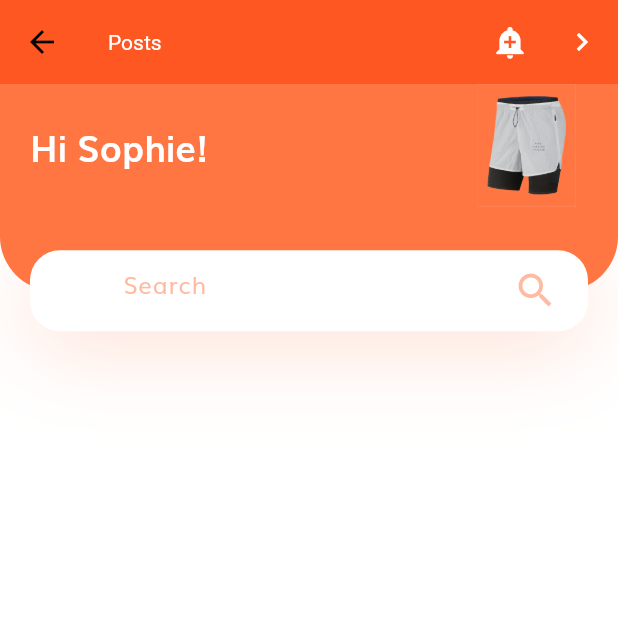
After one commit to johnyen220/FlutterWidgetExample, a Flutter app: the screen it shows after launch, after a tap on "Custom Widget Example", on a phone screen of 412 x 824 dp, the top half of it. The commit adds this screen. Run offline on Flutter 3.47's test engine with Material 3 defaults, Android fonts, the phone set to English and light mode, and no system bars.

Commit message:
Add Custom Widget

```diff
--- a/lib/constants.dart
+++ b/lib/constants.dart
@@ -2,6 +2,7 @@ import 'package:flutter/material.dart';
 
 const kPrimaryColor = Color(0xFFFF7643);
 const kPrimaryLightColor = Color(0xFFFFECDF);
+const double kDefaultPadding = 20.0;
 const kPrimaryGradientColor = LinearGradient(
   begin: Alignment.topLeft,
   end: Alignment.bottomRight,
--- /dev/null
+++ b/lib/screens/customwidget/CustomWidgetExample.dart
@@ -0,0 +1,72 @@
+import 'package:flutter/material.dart';
+import 'dart:convert';
+import 'package:http/http.dart' as http;
+import '../../models/Post.dart';
+import 'component/header_with_seachbox.dart';
+
+
+
+class CustomWidgetExample extends StatefulWidget {
+  static String routeName = "/customwidget";
+
+  const CustomWidgetExample({super.key});
+
+  @override
+  State<CustomWidgetExample> createState() => _CustomWidgetExampleState();
+}
+
+// homepage state
+class _CustomWidgetExampleState extends State<CustomWidgetExample> {
+
+  // build function
+  @override
+  Widget build(BuildContext context) {
+    Size size = MediaQuery.of(context).size;
+    return Scaffold(
+        appBar: AppBar(
+            title: const Text("Posts", style: TextStyle(color: Colors.white)),
+            actions: <Widget>[
+              IconButton(
+                icon: const Icon(Icons.add_alert),
+                onPressed: () {
+                  ScaffoldMessenger.of(context).showSnackBar(
+                      const SnackBar(content: Text('This is a snackbar')));
+                },
+                color: Colors.white,
+              ),
+              IconButton(
+                icon: const Icon(Icons.navigate_next),
+                tooltip: 'Go to the next page',
+                onPressed: () {
+                  Navigator.push(context, MaterialPageRoute<void>(
+                    builder: (BuildContext context) {
+                      return Scaffold(
+                        appBar: AppBar(
+                          title: const Text('Next page',
+                              style: TextStyle(color: Colors.white)),
+                        ),
+                        body: const Center(
+                          child: Text(
+                            'This is the next page',
+                            style: TextStyle(fontSize: 24),
+                          ),
+                        ),
+                      );
+                    },
+                  ));
+                },
+                color: Colors.white,
+              )
+            ]
+        ),
+        body: SingleChildScrollView(
+          child: Column(
+            crossAxisAlignment: CrossAxisAlignment.start,
+            children: <Widget> [
+              HeaderWithSearchBox(size: size),
+            ]
+          ),
+        )
+    );
+  }
+}
--- /dev/null
+++ b/lib/screens/customwidget/component/header_with_seachbox.dart
@@ -0,0 +1,99 @@
+import 'package:flutter/material.dart';
+
+import '../../../constants.dart';
+
+class HeaderWithSearchBox extends StatelessWidget {
+  const HeaderWithSearchBox({
+    super.key,
+    required this.size,
+  }) ;
+
+  final Size size;
+
+  @override
+  Widget build(BuildContext context) {
+    return Container(
+      margin: const EdgeInsets.only(bottom: kDefaultPadding * 2.5),
+      // It will cover 20% of our total height
+      height: size.height * 0.2,
+      child: Stack(
+        children: <Widget>[
+          Container(
+            padding: const EdgeInsets.only(
+              left: kDefaultPadding,
+              right: kDefaultPadding,
+              bottom: 36 + kDefaultPadding,
+            ),
+            height: size.height * 0.2 - 27,
+            decoration: const BoxDecoration(
+              color: kPrimaryColor,
+              borderRadius: BorderRadius.only(
+                bottomLeft: Radius.circular(36),
+                bottomRight: Radius.circular(36),
+              ),
+            ),
+            child: Row(
+              children: <Widget>[
+                Text(
+                  'Hi Sophie!',
+                  style: Theme.of(context).textTheme.headline5?.copyWith(
+                      color: Colors.white, fontWeight: FontWeight.bold),
+                ),
+                const Spacer(),
+
+                Image.asset("assets/images/Image Popular Product 2.png")
+              ],
+            ),
+          ),
+          Positioned(
+            bottom: 0,
+            left: 0,
+            right: 0,
+            child: Container(
+              alignment: Alignment.center,
+              margin: const EdgeInsets.symmetric(horizontal: kDefaultPadding),
+              padding: const EdgeInsets.symmetric(horizontal: kDefaultPadding),
+              height: 54,
+              decoration: BoxDecoration(
+                color: Colors.white,
+                borderRadius: BorderRadius.circular(20),
+                boxShadow: [
+                  BoxShadow(
+                    offset: const Offset(0, 10),
+                    blurRadius: 50,
+                    color: kPrimaryColor.withOpacity(0.23),
+                  ),
+                ],
+              ),
+              child: Row(
+                children: <Widget>[
+                  Expanded(
+                    child: TextField(
+                      onChanged: (value) {},
+                      decoration: InputDecoration(
+                        hintText: "Search",
+                        hintStyle: TextStyle(
+                          color: kPrimaryColor.withOpacity(0.5),
+                        ),
+                        enabledBorder: InputBorder.none,
+                        focusedBorder: InputBorder.none,
+                        // surffix isn't working properly  with SVG
+                        // thats why we use row
+                        // suffixIcon: SvgPicture.asset("assets/icons/search.svg"),
+                      ),
+                    ),
+                  ),
+                    Icon(
+                      Icons.search,
+                      color: kPrimaryColor.withOpacity(0.5),
+                      size: 30.0,
+                    ),
+                ],
+              ),
+            ),
+          ),
+        ],
+      ),
+    );
+  }
+}
--- a/lib/screens/splash/splash_screen.dart
+++ b/lib/screens/splash/splash_screen.dart
@@ -2,6 +2,7 @@ import 'package:flutter/material.dart';
 import 'package:flutter_widget_example/screens/listview/ListviewExampleWidget.dart';
 import 'package:flutter_widget_example/screens/appbar/AppBarApp.dart';
 import 'package:flutter_widget_example/screens/singlechildscrollview/SingleChildScrollViewExample.dart';
+import 'package:flutter_widget_example/screens/customwidget/CustomWidgetExample.dart';
 
 class SplashScreen extends StatefulWidget {
   static String routeName = "/splash";
@@ -84,7 +85,21 @@ class _SplashScreenState extends State<SplashScreen> {
                 },
                 child: const Text("Single Scroll View", style: TextStyle(fontSize: 25)),
               ),
-            )
+            ),
+            Container(
+              height: 80,
+              padding: const EdgeInsets.symmetric(horizontal: 20,vertical: 10),
+              child:
+              ElevatedButton(
+                onPressed: () {
+                  Navigator.push(
+                    context,
+                    MaterialPageRoute(builder: (context) => const CustomWidgetExample()),
+                  );
+                },
+                child: const Text("Custom Widget Example", style: TextStyle(fontSize: 25)),
+              ),
+            ),
           ],
         ),
       ),
```
Also changed, not shown: 1 other file.
